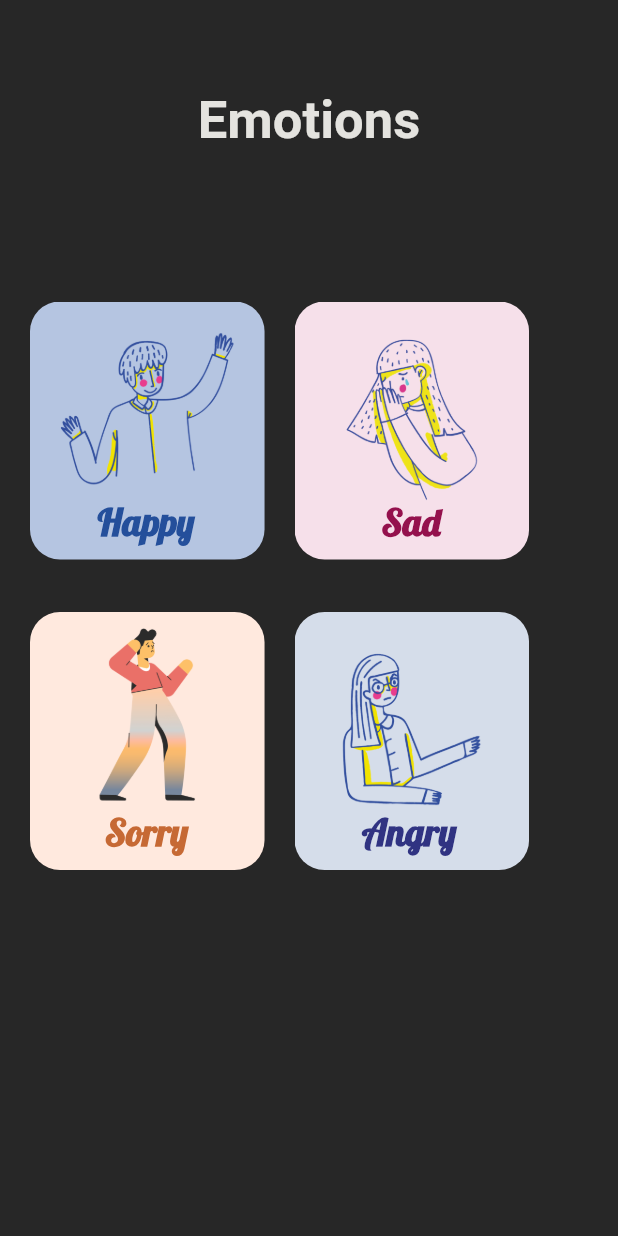
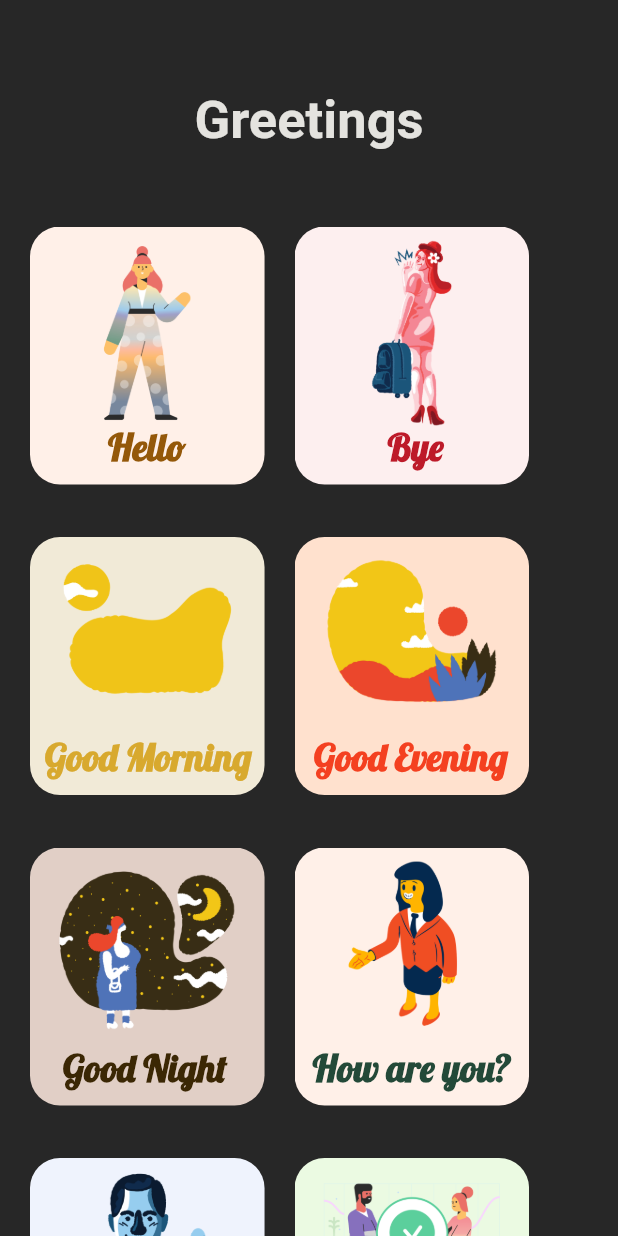
Before and after one commit to srishtiv27/give_me_a_sign, a Flutter app: the screen it shows after launch, on a phone screen of 412 x 824 dp. Run offline on Flutter 3.47's test engine with Material 2 defaults, Android fonts, the phone set to English and light mode, and no system bars; our stand-ins replace carousel_slider.

Commit message:
Added greetings page

```diff
--- a/lib/main.dart
+++ b/lib/main.dart
@@ -7,6 +7,7 @@ import 'package:give_me_a_sign/screens/days_page.dart';
 import 'package:give_me_a_sign/screens/emotions_menu.dart';
 import 'package:give_me_a_sign/screens/family_menu.dart';
 import 'package:give_me_a_sign/screens/food_menu.dart';
+import 'package:give_me_a_sign/screens/greetings_menu.dart';
 import 'package:give_me_a_sign/screens/learn_menu.dart';
 import 'package:give_me_a_sign/screens/menu_page.dart';
 import 'package:give_me_a_sign/screens/numbers_page.dart';
@@ -21,7 +22,7 @@ class GiveMeASign extends StatelessWidget {
   Widget build(BuildContext context) {
     return MaterialApp(
       title: 'Give Me a Sign',
-      initialRoute: EmotionsMenu.id,
+      initialRoute: GreetingsMenu.id,
       routes: {
         MenuPage.id: (context) => MenuPage(),
         LearnMenu.id: (context) => LearnMenu(),
@@ -35,6 +36,7 @@ class GiveMeASign extends StatelessWidget {
         FoodMenu.id: (context) => FoodMenu(),
         AnimalsMenu.id: (context) => AnimalsMenu(),
         EmotionsMenu.id: (context) => EmotionsMenu(),
+        GreetingsMenu.id: (context) => GreetingsMenu(),
       },
     );
   }
--- /dev/null
+++ b/lib/screens/greetings_menu.dart
@@ -0,0 +1,120 @@
+import 'package:flutter/material.dart';
+import 'package:give_me_a_sign/widgets/learn_card.dart';
+
+class GreetingsMenu extends StatelessWidget {
+  static String id = 'greetings_menu';
+  @override
+  Widget build(BuildContext context) {
+    return Scaffold(
+      backgroundColor: Color(0xFF272727),
+      body: Padding(
+        padding: EdgeInsets.only(left: 20.0, top: 60.0, right: 20.0),
+        child: SingleChildScrollView(
+          child: Column(
+            children: <Widget>[
+              Text(
+                'Greetings',
+                style: TextStyle(
+                  fontSize: 35.0,
+                  fontWeight: FontWeight.bold,
+                  color: Color(0xFFE4E3DF),
+                ),
+              ),
+              SizedBox(
+                height: 50.0,
+              ),
+              Row(
+                children: [
+                  LearnCard(
+                    image: 'assets/images/greetings_cards/hello.png',
+                    label: 'Hello',
+                    color: Color(0xFF945809),
+                    left: 52.0,
+                  ),
+                  SizedBox(
+                    width: 20.0,
+                  ),
+                  LearnCard(
+                    image: 'assets/images/greetings_cards/goodbye.png',
+                    label: 'Bye',
+                    left: 62,
+                    color: Color(0xFFBD1A29),
+                  )
+                ],
+              ),
+              SizedBox(
+                height: 35.0,
+              ),
+              Row(
+                children: [
+                  LearnCard(
+                    image: 'assets/images/greetings_cards/good_morning.png',
+                    label: 'Good Morning',
+                    left: 10.0,
+                    color: Color(0xFFD8A92E),
+                  ),
+                  SizedBox(
+                    width: 20.0,
+                  ),
+                  LearnCard(
+                    image: 'assets/images/greetings_cards/good_evening.png',
+                    label: 'Good Evening',
+                    left: 13,
+                    color: Color(0XFFF44020),
+                  )
+                ],
+              ),
+              SizedBox(
+                height: 35.0,
+              ),
+              Row(
+                children: [
+                  LearnCard(
+                    image: 'assets/images/greetings_cards/good_night.png',
+                    label: 'Good Night',
+                    left: 22.0,
+                    color: Color(0xFF3B2704),
+                  ),
+                  SizedBox(
+                    width: 20.0,
+                  ),
+                  LearnCard(
+                    image: 'assets/images/greetings_cards/how_are_you.png',
+                    label: 'How are you?',
+                    color: Color(0xFF234938),
+                    left: 12,
+                  ),
+                ],
+              ),
+              SizedBox(
+                height: 35.0,
+              ),
+              Row(
+                children: [
+                  LearnCard(
+                    image: 'assets/images/greetings_cards/all_the_best.png',
+                    label: 'All the best',
+                    left: 25.0,
+                    color: Color(0xFF071B4D),
+                  ),
+                  SizedBox(
+                    width: 20.0,
+                  ),
+                  LearnCard(
+                    image: 'assets/images/greetings_cards/thank_you.png',
+                    label: 'Thank You',
+                    left: 25.0,
+                    color: Color(0xFF234938),
+                  ),
+                ],
+              ),
+              SizedBox(
+                height: 35.0,
+              ),
+            ],
+          ),
+        ),
+      ),
+    );
+  }
+}
--- a/pubspec.yaml
+++ b/pubspec.yaml
@@ -38,6 +38,7 @@ flutter:
     - assets/images/food_cards/
     - assets/images/animal_cards/
     - assets/images/emotions_cards/
+    - assets/images/greetings_cards/
 
   fonts:
     - family: Lobster
```
Also changed, not shown: assets/images/greetings_cards/all_the_best.png (added), assets/images/greetings_cards/good_evening.png (added), assets/images/greetings_cards/good_morning.png (added), assets/images/greetings_cards/good_night.png (added), assets/images/greetings_cards/goodbye.png (added), assets/images/greetings_cards/hello.png (added), assets/images/greetings_cards/how_are_you.png (added), assets/images/greetings_cards/thank_you.png (added).
